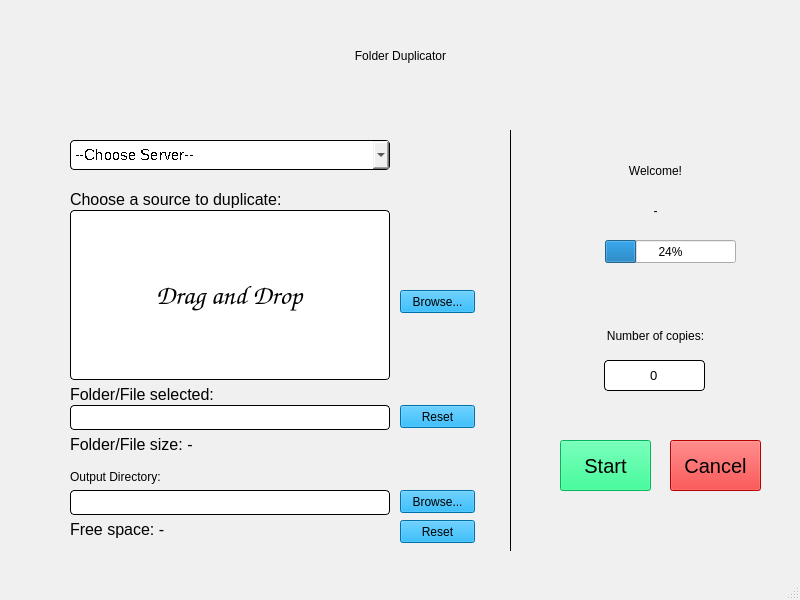
Old version of the form UI/Duplicator.ui in the repository eezhengleong/Duplicator.
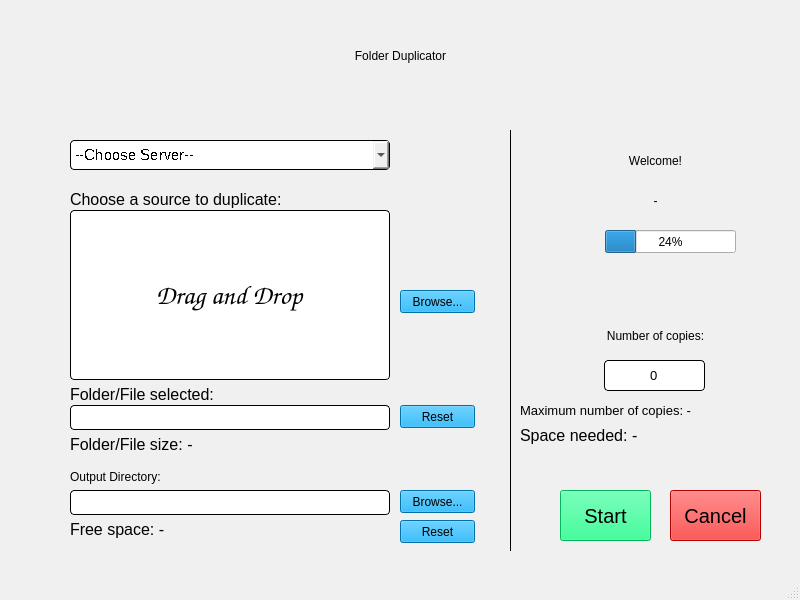
New version of the form. Custom widgets are drawn as their Qt base class.

Diff of the .ui file:
```diff
--- a/UI/Duplicator.ui
+++ b/UI/Duplicator.ui
@@ -221,7 +221,7 @@
     <property name="geometry">
      <rect>
       <x>510</x>
-      <y>150</y>
+      <y>140</y>
       <width>291</width>
       <height>41</height>
      </rect>
@@ -240,7 +240,7 @@
     <property name="geometry">
      <rect>
       <x>510</x>
-      <y>190</y>
+      <y>180</y>
       <width>291</width>
       <height>41</height>
      </rect>
@@ -304,7 +304,7 @@
     <property name="geometry">
      <rect>
       <x>560</x>
-      <y>440</y>
+      <y>490</y>
       <width>91</width>
       <height>51</height>
      </rect>
@@ -457,7 +457,7 @@
     <property name="geometry">
      <rect>
       <x>670</x>
-      <y>440</y>
+      <y>490</y>
       <width>91</width>
       <height>51</height>
      </rect>
@@ -514,7 +514,7 @@
     <property name="geometry">
      <rect>
       <x>605</x>
-      <y>240</y>
+      <y>230</y>
       <width>131</width>
       <height>23</height>
      </rect>
@@ -571,6 +571,62 @@
      <string>Reset</string>
     </property>
    </widget>
+   <widget class="QLabel" name="max_copies">
+    <property name="geometry">
+     <rect>
+      <x>520</x>
+      <y>400</y>
+      <width>271</width>
+      <height>21</height>
+     </rect>
+    </property>
+    <property name="font">
+     <font>
+      <family>MS Shell Dlg 2</family>
+      <pointsize>10</pointsize>
+      <weight>50</weight>
+      <italic>false</italic>
+      <bold>false</bold>
+     </font>
+    </property>
+    <property name="styleSheet">
+     <string notr="true"/>
+    </property>
+    <property name="text">
+     <string>Maximum number of copies: -</string>
+    </property>
+    <property name="alignment">
+     <set>Qt::AlignLeading|Qt::AlignLeft|Qt::AlignVCenter</set>
+    </property>
+   </widget>
+   <widget class="QLabel" name="needed_space">
+    <property name="geometry">
+     <rect>
+      <x>520</x>
+      <y>425</y>
+      <width>271</width>
+      <height>21</height>
+     </rect>
+    </property>
+    <property name="font">
+     <font>
+      <family>MS Shell Dlg 2</family>
+      <pointsize>12</pointsize>
+      <weight>50</weight>
+      <italic>false</italic>
+      <bold>false</bold>
+     </font>
+    </property>
+    <property name="styleSheet">
+     <string notr="true"/>
+    </property>
+    <property name="text">
+     <string>Space needed: -</string>
+    </property>
+    <property name="alignment">
+     <set>Qt::AlignLeading|Qt::AlignLeft|Qt::AlignVCenter</set>
+    </property>
+   </widget>
   </widget>
   <widget class="QMenuBar" name="menubar">
    <property name="geometry">
```
